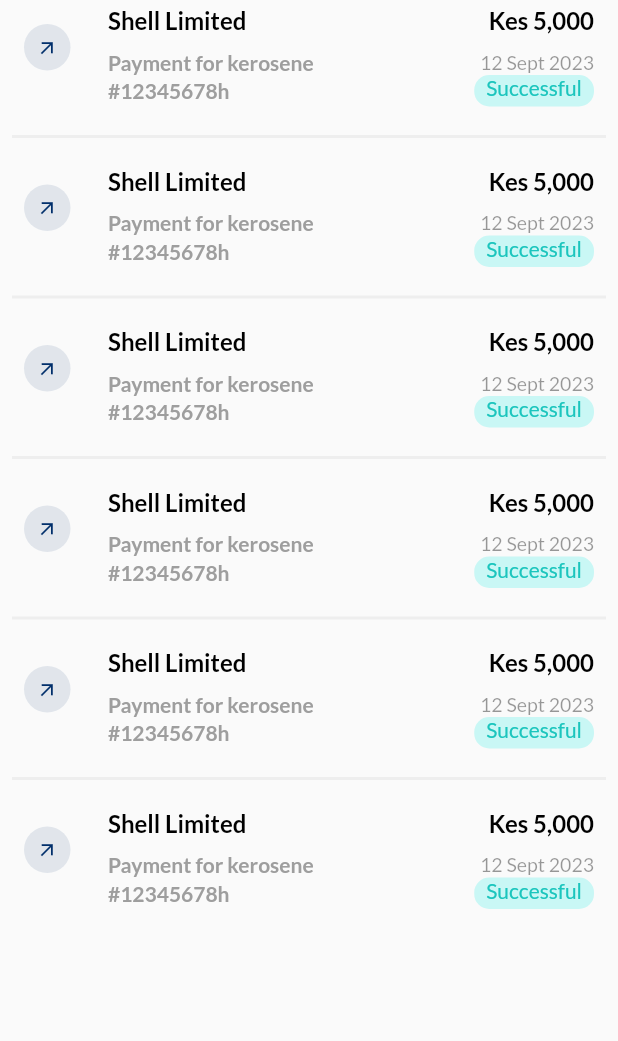
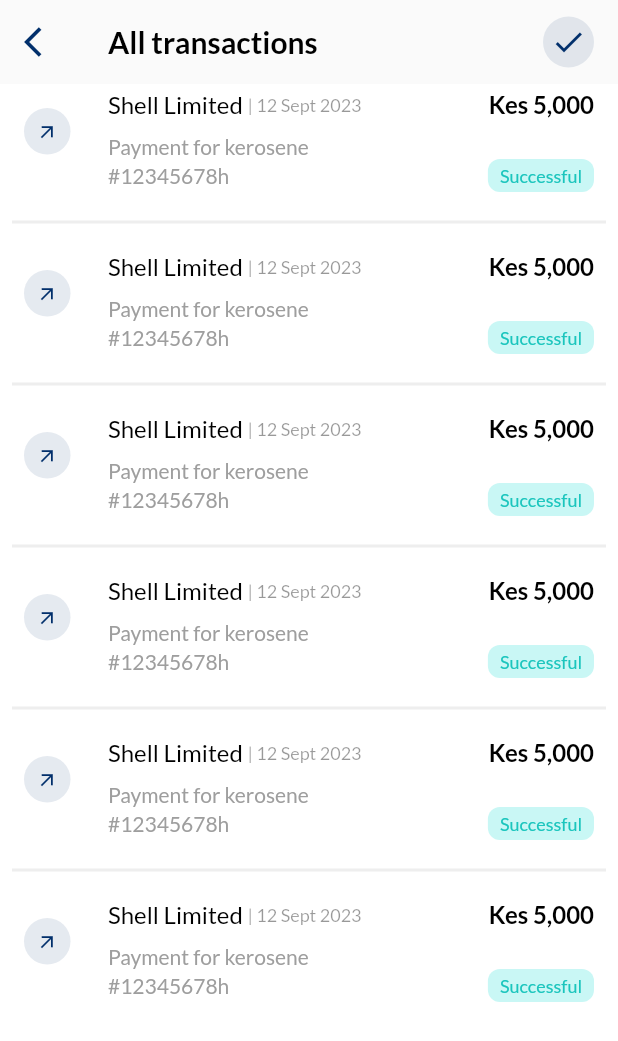
Before and after one commit to NjokiCynthia/sales_app, a Flutter app: the ResellerTransactions screen opened directly, on a phone screen of 412 x 824 dp. Shown: the top 1041 px of the screen. Run offline on Flutter 3.47's test engine with Material 2 defaults, Android fonts, the phone set to English and light mode, and no system bars; our stand-ins replace animated_splash_screen, card_swiper, carousel_slider, country_code_picker, dio, file_picker and 7 more; accounts and stored records are empty.

```diff
--- a/lib/constants/theme.dart
+++ b/lib/constants/theme.dart
@@ -1,5 +1,6 @@
 import 'package:flutter/material.dart';
 import 'package:google_fonts/google_fonts.dart';
+import 'package:persistent_bottom_nav_bar/persistent_tab_view.dart';
 import 'package:petropal/constants/color_contants.dart';
 import 'package:petropal/constants/strings.dart';
 
@@ -20,6 +21,9 @@ class MyTheme {
     ),
   );
 }
+
+PersistentTabController bottomNavigationController =
+    PersistentTabController(initialIndex: 0);
 
 TextStyle bodyText = GoogleFonts.getFont(
   Strings.fontName,
--- a/lib/reseller/reseller_dashboard/reseller_transactions.dart
+++ b/lib/reseller/reseller_dashboard/reseller_transactions.dart
@@ -2,9 +2,11 @@ import 'package:flutter/material.dart';
 import 'package:flutter/services.dart';
 import 'package:petropal/constants/color_contants.dart';
 import 'package:petropal/constants/theme.dart';
+import 'package:petropal/reseller/reseller_dashboard/r_dashboard.dart';
+import 'package:petropal/reseller/reseller_dashboard/r_home.dart';
 
 class ResellerTransactions extends StatefulWidget {
-  const ResellerTransactions({super.key});
+  const ResellerTransactions({Key? key}) : super(key: key);
 
   @override
   State<ResellerTransactions> createState() => _ResellerTransactionsState();
@@ -14,10 +16,46 @@ class _ResellerTransactionsState extends State<ResellerTransactions> {
   @override
   Widget build(BuildContext context) {
     SystemChrome.setSystemUIOverlayStyle(
-        SystemUiOverlayStyle(statusBarColor: Colors.grey[50]));
+        SystemUiOverlayStyle(statusBarColor: Colors.grey[10]));
     return Scaffold(
+      backgroundColor: Colors.grey[10],
+      appBar: AppBar(
+        leading: GestureDetector(
+          onTap: () {
+            Navigator.pushReplacement(context,
+                MaterialPageRoute(builder: (context) => ResellerDasboard()));
+          },
+          child: Icon(
+            Icons.arrow_back_ios,
+            color: primaryDarkColor,
+          ),
+        ),
         backgroundColor: Colors.grey[50],
-        body: Expanded(
+        title: Row(
+          mainAxisAlignment: MainAxisAlignment.spaceBetween,
+          children: [
+            Text(
+              'All transactions',
+              style: m_title,
+            ),
+            Container(
+              decoration: BoxDecoration(
+                color: primaryDarkColor.withOpacity(0.1),
+                shape: BoxShape.circle,
+              ),
+              padding: const EdgeInsets.all(5),
+              child: const Icon(
+                Icons.check,
+                color: primaryDarkColor,
+              ),
+            ),
+          ],
+        ),
+        elevation: 0,
+      ),
+      body: Column(
+        children: <Widget>[
+          Expanded(
             child: ListView.builder(
               itemBuilder: (context, index) {
                 return Column(
@@ -38,11 +76,24 @@ class _ResellerTransactionsState extends State<ResellerTransactions> {
                       title: Row(
                         mainAxisAlignment: MainAxisAlignment.spaceBetween,
                         children: [
+                          Row(
+                            children: [
                               Text(
-                          'Shell Limited',
-                          textScaleFactor: 1,
-                          style: displayTitle,
+                                'Shell Limited ',
+                                style: TextStyle(color: Colors.black),
                               ),
+                              Text(
+                                '| 12 Sept 2023',
+                                style: displaySmallerLightGrey.copyWith(
+                                    fontSize: 12),
+                              ),
+                              Text('')
+                            ],
+                          ),
+                          // Text(
+                          //   'Shell Limited | 12 Sept 2023',
+                          //   style: TextStyle(color: Colors.black),
+                          // ),
                           Text(
                             'Kes 5,000',
                             style: displayTitle,
@@ -59,12 +110,12 @@ class _ResellerTransactionsState extends State<ResellerTransactions> {
                               children: [
                                 Text(
                                   'Payment for kerosene',
-                                style: bodyGrey1,
+                                  style: TextStyle(color: Colors.grey),
                                 ),
-                              Text(
-                                '12 Sept 2023',
-                                style: displaySmallerLightGrey,
-                              ),
+                                // Text(
+                                //   '12 Sept 2023',
+                                //   style: displaySmallerLightGrey,
+                                // ),
                               ],
                             ),
                             Row(
@@ -72,24 +123,23 @@ class _ResellerTransactionsState extends State<ResellerTransactions> {
                               children: [
                                 Text(
                                   '#12345678h',
-                                style: bodyGrey1,
+                                  style: TextStyle(color: Colors.grey),
                                 ),
                                 Container(
                                   decoration: BoxDecoration(
                                       color: const Color.fromRGBO(
                                           201, 247, 245, 1.0),
-                                    borderRadius: BorderRadius.circular(10)),
+                                      borderRadius: BorderRadius.circular(8)),
                                   child: const Padding(
                                     padding: EdgeInsets.only(
-                                      left: 8,
-                                      //top: 8,
-                                      bottom: 4,
-                                      right: 8),
+                                        left: 8, top: 4, bottom: 4, right: 8),
                                     child: Text(
                                       "Successful",
                                       style: TextStyle(
                                         fontWeight: FontWeight.w500,
-                                      color: Color.fromRGBO(27, 197, 189, 1.0),
+                                        fontSize: 12,
+                                        color:
+                                            Color.fromRGBO(27, 197, 189, 1.0),
                                       ),
                                     ),
                                   ),
@@ -113,6 +163,9 @@ class _ResellerTransactionsState extends State<ResellerTransactions> {
               },
               itemCount: 6,
             ),
-        ));
+          ),
+        ],
+      ),
+    );
   }
 }
--- a/pubspec.yaml
+++ b/pubspec.yaml
@@ -55,6 +55,7 @@ dependencies:
   flutter_masked_text2: ^0.9.1
   im_stepper: ^1.0.1+1
   persistent_bottom_nav_bar: ^5.0.2
+
 
 dev_dependencies:
   flutter_test:
```
Also changed, not shown: lib/reseller/reseller_dashboard/r_dashboard.dart (+5 -2 lines), lib/reseller/reseller_dashboard/r_home.dart (+43 -24 lines). Lines whose indentation alone changed are shown as unchanged.
